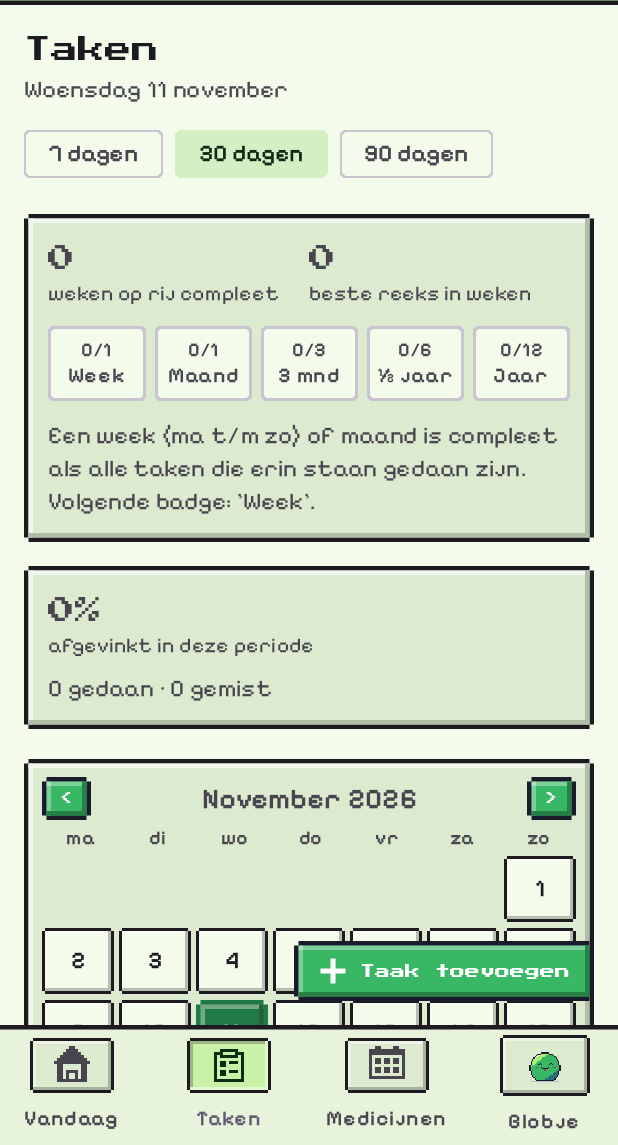
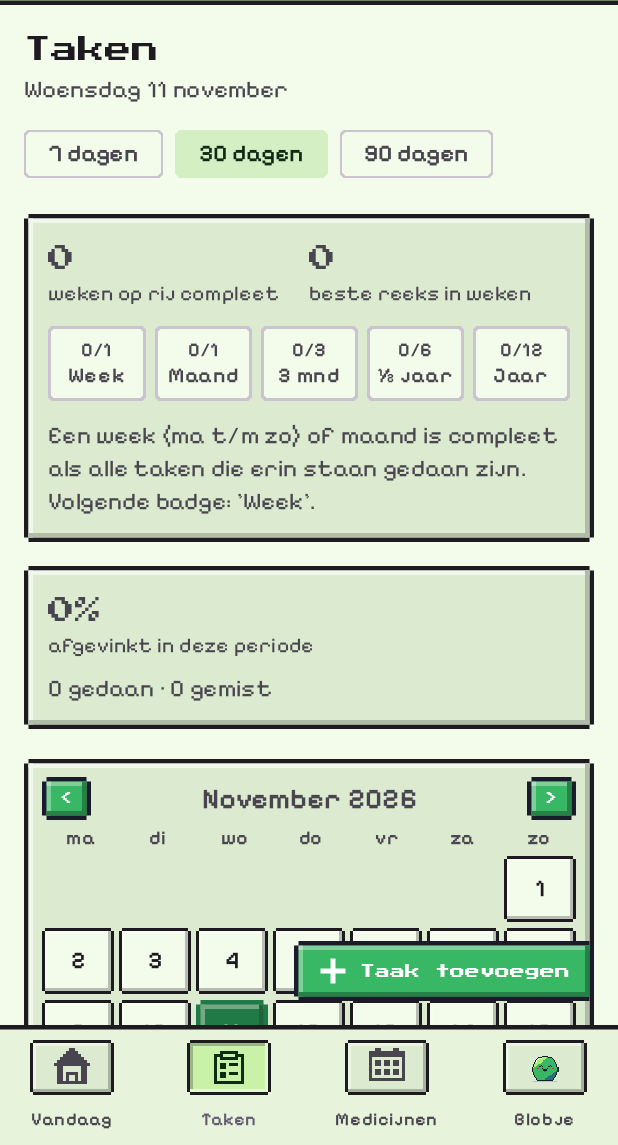
Before and after one commit to Elegast707/medicatie-tracker, an Android app built with Jetpack Compose: the screen it shows after launch (MainActivity), item 2 of the bottom bar chosen, on a phone screen of 412 x 824 dp, the part 91-1236 px from its top. Run offline under Robolectric (Android 15) with nearby library versions, the phone set to English and light mode, and no system bars; our stand-ins replace Room's generated code.

Commit message:
Tabbladnamen op één regel en taken helemaal kunnen verwijderen
- Namen onder de tabbladen zijn iets kleiner en altijd één regel, zodat alle knoppen op één lijn staan.
- Bij verwijderen kies je: vanaf vandaag, of helemaal (ook uit eerdere dagen, de kalender en de meter).
- Eerder verwijderde taken staan onder Verwijderde taken en kun je daar helemaal weghalen.

Co-Authored-By: Claude Opus 5.5 <noreply@anthropic.com>
Claude-Session: https://claude.ai/code/session_01VWB1mFM3Hg1GbkK3jMhUZV

```diff
--- a/android/app/src/main/java/nl/medicatietracker/MainActivity.kt
+++ b/android/app/src/main/java/nl/medicatietracker/MainActivity.kt
@@ -34,6 +34,8 @@ import androidx.compose.ui.geometry.Size
 import androidx.compose.ui.graphics.Color
 import androidx.compose.ui.res.painterResource
 import androidx.compose.ui.unit.dp
+import androidx.compose.ui.unit.sp
+import androidx.compose.ui.text.style.TextOverflow
 import androidx.compose.ui.res.stringResource
 import androidx.lifecycle.compose.LifecycleResumeEffect
 import androidx.lifecycle.compose.collectAsStateWithLifecycle
@@ -152,21 +154,21 @@ private fun AppRoot(app: MedApp, star: StarEntry?) {
                     selected = selected == TAB_TODAY,
                     onClick = { selected = TAB_TODAY },
                     icon = { NavIcon(selected == TAB_TODAY, R.drawable.ic_px_home) },
-                    label = { Text("Vandaag") },
+                    label = { TabLabel("Vandaag") },
                     colors = navColors,
                 )
                 NavigationBarItem(
                     selected = selected == TAB_TASKS,
                     onClick = { selected = TAB_TASKS },
                     icon = { NavIcon(selected == TAB_TASKS, R.drawable.ic_px_tasks) },
-                    label = { Text("Taken") },
+                    label = { TabLabel("Taken") },
                     colors = navColors,
                 )
                 NavigationBarItem(
                     selected = selected == TAB_HISTORY,
                     onClick = { selected = TAB_HISTORY },
                     icon = { NavIcon(selected == TAB_HISTORY, R.drawable.ic_px_calendar) },
-                    label = { Text("Medicijnen") },
+                    label = { TabLabel("Medicijnen") },
                     colors = navColors,
                 )
                 NavigationBarItem(
@@ -186,11 +188,11 @@ private fun AppRoot(app: MedApp, star: StarEntry?) {
                                     PetMood.HONGER, PetMood.VERDRIETIG -> "$petName ${mood?.label}"
                                     else -> null
                                 },
-                                modifier = Modifier.size(28.dp),
+                                modifier = Modifier.size(24.dp),
                             )
                         }
                     },
-                    label = { Text(petName, maxLines = 1) },
+                    label = { TabLabel(petName) },
                 )
             }
         },
@@ -213,6 +215,18 @@ private fun AppRoot(app: MedApp, star: StarEntry?) {
     }
 }
 
+/** Naam onder een tabblad: altijd op één regel, zodat alle knoppen op dezelfde hoogte staan. */
+@Composable
+private fun TabLabel(text: String) {
+    Text(
+        text,
+        style = MaterialTheme.typography.labelSmall.copy(fontSize = 12.sp),
+        maxLines = 1,
+        softWrap = false,
+        overflow = TextOverflow.Ellipsis,
+    )
+}
+
 @Composable
 private fun NavIcon(selected: Boolean, @DrawableRes icon: Int) {
     PixelTabButton(selected) {
--- a/android/app/src/main/java/nl/medicatietracker/data/Tasks.kt
+++ b/android/app/src/main/java/nl/medicatietracker/data/Tasks.kt
@@ -183,4 +183,11 @@ interface TaskDao {
 
     @Query("DELETE FROM task_logs WHERE taskId = :taskId AND epochDay = :epochDay")
     suspend fun deleteLog(taskId: Long, epochDay: Long)
+
+    /** Haalt een taak en alles wat ermee is afgevinkt helemaal weg, ook uit eerdere dagen. */
+    @Query("DELETE FROM tasks WHERE id IN (:ids)")
+    suspend fun deleteTasks(ids: List<Long>)
+
+    @Query("DELETE FROM task_logs WHERE taskId IN (:ids)")
+    suspend fun deleteLogsFor(ids: List<Long>)
 }
--- a/android/app/src/main/java/nl/medicatietracker/ui/TasksScreen.kt
+++ b/android/app/src/main/java/nl/medicatietracker/ui/TasksScreen.kt
@@ -27,6 +27,7 @@ import androidx.compose.material3.DatePickerDialog
 import androidx.compose.material3.ExperimentalMaterial3Api
 import androidx.compose.material3.FilterChip
 import androidx.compose.material3.Icon
+import androidx.compose.material3.IconButton
 import androidx.compose.material3.MaterialTheme
 import androidx.compose.material3.OutlinedButton
 import androidx.compose.material3.OutlinedTextField
@@ -118,6 +119,7 @@ fun TasksScreen(app: MedApp, onOpenStars: () -> Unit) {
     val canTick = !selected.isAfter(today)
     // null = geen dialoog, taak met id 0 = nieuwe taak
     var editing by remember { mutableStateOf<TaskItem?>(null) }
+    var removing by remember { mutableStateOf<TaskItem?>(null) }
     fun newTask() = TaskItem(name = "", startDay = maxOf(selectedDay, epochDay))
 
     Box(Modifier.fillMaxSize()) {
@@ -209,6 +211,38 @@ fun TasksScreen(app: MedApp, onOpenStars: () -> Unit) {
                     TaskListRow(task, today, onClick = { editing = task })
                 }
             }
+            // Eerder verwijderde taken staan nog in de kalender; hier haal je ze er helemaal uit.
+            val activeNames = tasks.map { it.name }.toSet()
+            val removed = allTasks.filter { it.deletedAt != null && it.name !in activeNames }.distinctBy { it.name }
+            if (removed.isNotEmpty()) {
+                item {
+                    Column {
+                    Text(
+                        "Verwijderde taken",
+                        style = MaterialTheme.typography.titleSmall,
+                        color = MaterialTheme.colorScheme.primary,
+                        modifier = Modifier.padding(start = 16.dp, top = 20.dp, bottom = 4.dp),
+                    )
+                    Text(
+                        "Deze komen niet meer terug, maar staan nog in eerdere dagen. Tik op de prullenbak om ze er helemaal uit te halen.",
+                        style = MaterialTheme.typography.bodySmall,
+                        color = MaterialTheme.colorScheme.onSurfaceVariant,
+                        modifier = Modifier.padding(horizontal = 16.dp),
+                    )
+                    }
+                }
+                items(removed, key = { "weg-${it.id}" }) { task ->
+                    Row(
+                        Modifier.fillMaxWidth().padding(start = 16.dp, end = 4.dp),
+                        verticalAlignment = Alignment.CenterVertically,
+                    ) {
+                        Text(task.name, style = MaterialTheme.typography.bodyLarge, modifier = Modifier.weight(1f))
+                        IconButton(onClick = { removing = task }) {
+                            Icon(painterResource(R.drawable.ic_px_trash), contentDescription = "'${task.name}' helemaal verwijderen", tint = MaterialTheme.colorScheme.error, modifier = Modifier.size(20.dp))
+                        }
+                    }
+                }
+            }
         }
         PixelButton(
             onClick = { editing = newTask() },
@@ -220,6 +254,21 @@ fun TasksScreen(app: MedApp, onOpenStars: () -> Unit) {
         }
     }
 
+    removing?.let { task ->
+        AlertDialog(
+            onDismissRequest = { removing = null },
+            title = { Text("'${task.name}' helemaal verwijderen?") },
+            text = { Text("De taak verdwijnt ook uit eerdere dagen, de kalender en de meter. Je reeks wordt opnieuw berekend.") },
+            confirmButton = {
+                TextButton(onClick = {
+                    app.appScope.launch { app.taskRepository.deleteCompletely(task) }
+                    removing = null
+                }) { Text("Verwijderen", color = MaterialTheme.colorScheme.error) }
+            },
+            dismissButton = { TextButton(onClick = { removing = null }) { Text("Annuleren") } },
+        )
+    }
+
     editing?.let { task ->
         EditTaskDialog(
             initial = task,
@@ -229,8 +278,10 @@ fun TasksScreen(app: MedApp, onOpenStars: () -> Unit) {
                 app.appScope.launch { app.taskRepository.save(updated) }
                 editing = null
             },
-            onDelete = {
-                app.appScope.launch { app.taskRepository.delete(task) }
+            onDelete = { completely ->
+                app.appScope.launch {
+                    if (completely) app.taskRepository.deleteCompletely(task) else app.taskRepository.delete(task)
+                }
                 editing = null
             },
         )
@@ -332,7 +383,7 @@ private fun EditTaskDialog(
     today: LocalDate,
     onDismiss: () -> Unit,
     onSave: (TaskItem) -> Unit,
-    onDelete: () -> Unit,
+    onDelete: (completely: Boolean) -> Unit,
 ) {
     val isNew = initial.id == 0L
     var name by remember { mutableStateOf(initial.name) }
@@ -475,8 +526,15 @@ private fun EditTaskDialog(
         AlertDialog(
             onDismissRequest = { confirmDelete = false },
             title = { Text("'${initial.name}' verwijderen?") },
-            text = { Text("De taak komt niet meer terug. Eerdere dagen in je takenreeks blijven kloppen.") },
-            confirmButton = { TextButton(onClick = onDelete) { Text("Verwijderen") } },
+            text = {
+                Column(verticalArrangement = Arrangement.spacedBy(8.dp)) {
+                    Text("Vanaf vandaag: de taak komt niet meer terug, maar eerdere dagen blijven zoals ze waren.")
+                    Text("Helemaal: de taak verdwijnt ook uit eerdere dagen, de kalender en de meter. Je reeks wordt opnieuw berekend.")
+                    TextButton(onClick = { onDelete(false) }) { Text("Vanaf vandaag verwijderen") }
+                    TextButton(onClick = { onDelete(true) }) { Text("Helemaal verwijderen", color = MaterialTheme.colorScheme.error) }
+                }
+            },
+            confirmButton = {},
             dismissButton = { TextButton(onClick = { confirmDelete = false }) { Text("Annuleren") } },
         )
     }
--- /dev/null
+++ b/android/app/src/main/res/drawable/ic_px_trash.xml
@@ -0,0 +1,9 @@
+<?xml version="1.0" encoding="utf-8"?>
+<!-- Gegenereerd door tools/generate_pixel_icons.py; niet met de hand aanpassen. -->
+<vector xmlns:android="http://schemas.android.com/apk/res/android"
+    android:width="24dp"
+    android:height="24dp"
+    android:viewportWidth="12"
+    android:viewportHeight="12">
+    <path android:fillColor="#FFFFFFFF" android:pathData="M4,0h4v1h-4zM4,1h1v1h-1zM7,1h1v1h-1zM1,2h10v1h-10zM2,4h8v1h-8zM2,5h1v1h-1zM4,5h1v1h-1zM7,5h1v1h-1zM9,5h1v1h-1zM2,6h1v1h-1zM4,6h1v1h-1zM7,6h1v1h-1zM9,6h1v1h-1zM2,7h1v1h-1zM4,7h1v1h-1zM7,7h1v1h-1zM9,7h1v1h-1zM2,8h1v1h-1zM4,8h1v1h-1zM7,8h1v1h-1zM9,8h1v1h-1zM2,9h1v1h-1zM4,9h1v1h-1zM7,9h1v1h-1zM9,9h1v1h-1zM2,10h8v1h-8z" />
+</vector>
```
Also changed, not shown: android/app/src/main/java/nl/medicatietracker/data/TaskRepository.kt (+17 -0 lines), 1 other file.
